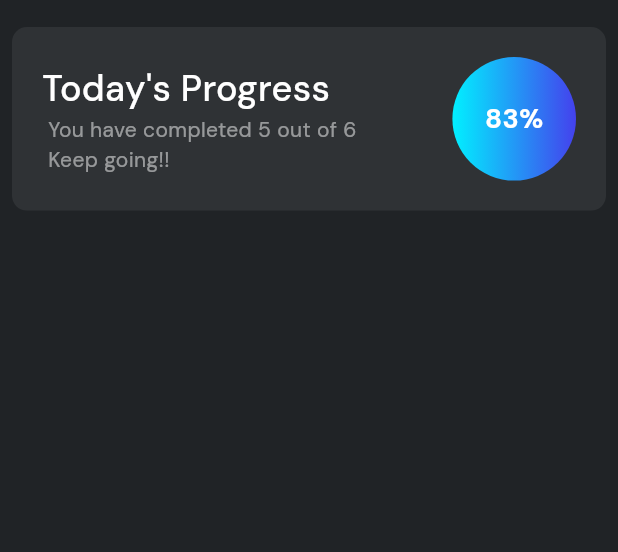
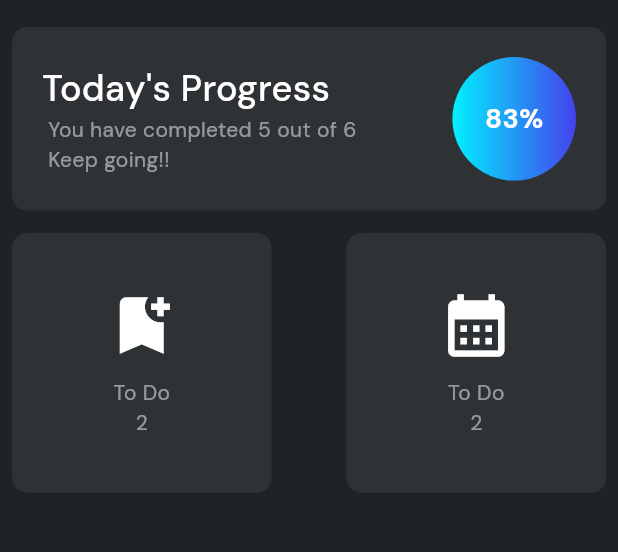
Before and after one commit to ADWx2001/flutter-app-practice, a Flutter app: the screen it shows after launch, on a phone screen of 412 x 824 dp, the part 69-621 px from its top. Run offline on Flutter 3.47's test engine with Material 3 defaults, Android fonts, the phone set to English and light mode, and no system bars; our stand-ins replace go_router, google_fonts.

Commit message:
feat:finished nortes_todo dart

```diff
--- a/notes_app/lib/pages/home_page.dart
+++ b/notes_app/lib/pages/home_page.dart
@@ -1,5 +1,6 @@
 import 'package:flutter/material.dart';
 import 'package:notes_app/utils/text_styles.dart';
+import 'package:notes_app/widgets/notes_todo.dart';
 import 'package:notes_app/widgets/progress_card.dart';
 
 class HomePage extends StatefulWidget {
@@ -20,10 +21,21 @@ class _HomePageState extends State<HomePage> {
         ),
       ),
       body: const Padding(
-        padding: const EdgeInsets.all(8.0),
+        padding: EdgeInsets.all(8.0),
         child: Column(
+
           children: [
-            ProgressCard(completedTasks: 5, totalTasks: 6)
+            ProgressCard(completedTasks: 5, totalTasks: 6),
+            SizedBox(
+              height: 15,
+            ),
+            Row(
+              mainAxisAlignment: MainAxisAlignment.spaceBetween,
+              children: [
+                NotesTodo(title: 'To Do', description: "2", iconName: Icons.bookmark_add,),
+                NotesTodo(title: 'To Do', description: "2", iconName: Icons.calendar_month_sharp,),
+              ],
+            ),
           ],
         ),
       ),
--- /dev/null
+++ b/notes_app/lib/widgets/notes_todo.dart
@@ -0,0 +1,59 @@
+import 'package:flutter/material.dart';
+import 'package:notes_app/utils/colors.dart';
+import 'package:notes_app/utils/text_styles.dart';
+
+class NotesTodo extends StatefulWidget {
+  final String title;
+  final IconData iconName;
+  final String description;
+
+  const NotesTodo({
+    super.key,
+    required this.title,
+    required this.iconName,
+    required this.description
+  });
+
+  @override
+  State<NotesTodo> createState() => _NotesTodoState();
+}
+
+class _NotesTodoState extends State<NotesTodo> {
+  @override
+  Widget build(BuildContext context) {
+    return Container(
+      width: MediaQuery.of(context).size.width*0.42,
+      height: MediaQuery.of(context).size.width*0.42,
+      decoration: BoxDecoration(
+        color: AppColors.aCardColor,
+        borderRadius: BorderRadius.circular(10),
+      ),
+      child: Column(
+        crossAxisAlignment: CrossAxisAlignment.center,
+        mainAxisAlignment: MainAxisAlignment.center,
+        children: [
+          Icon(
+            widget.iconName,
+            size: 50,
+          ),
+          const SizedBox(
+            height: 10,
+          ),
+          Text(
+            widget.title,
+            style: AppTextStyles.appDescriptionSmall.copyWith(
+              color: AppColors.aWhiteColor.withOpacity(0.5)
+            ),
+          ),
+
+          Text(
+            widget.description,
+            style: AppTextStyles.appDescriptionSmall.copyWith(
+              color: AppColors.aWhiteColor.withOpacity(0.5)
+            ),
+          ),
+        ],
+      ),
+    );
+  }
+}
```
